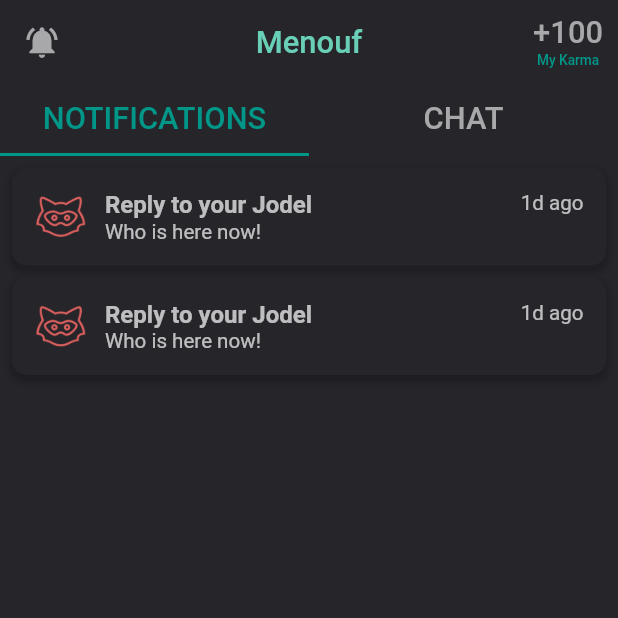
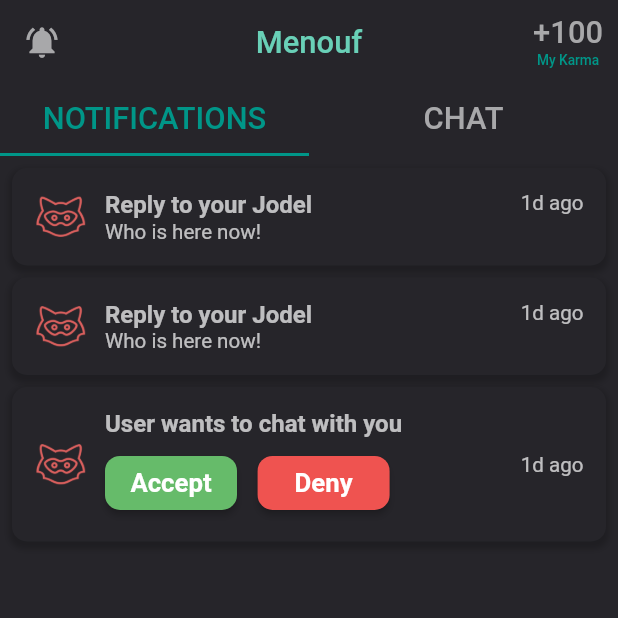
Before and after one commit to eslamsalah5/jodel_clone, a Flutter app: the InboxView screen opened directly, on a phone screen of 412 x 824 dp, the top half of it. Run offline on Flutter 3.47's test engine with Material 2 defaults, Android fonts, the phone set to English and light mode, and no system bars; our stand-ins replace bloc, dots_indicator, flutter_bloc, flutter_screenutil, fluttertoast, hexcolor and 1 more; accounts and stored records are empty.

Commit message:
chat request done

```diff
--- /dev/null
+++ b/lib/views/app_home_view/widgets/inbox_view/widgets/chat_request.dart
@@ -0,0 +1,112 @@
+import 'package:flutter/material.dart';
+import 'package:flutter_screenutil/flutter_screenutil.dart';
+import 'package:jodel_app/shared/styles/mode/cubit.dart';
+
+class ChatRequest extends StatelessWidget {
+  const ChatRequest({super.key});
+
+  @override
+  Widget build(BuildContext context) {
+    return Padding(
+      padding: const EdgeInsets.only(top: 8, left: 8, right: 8),
+      child: Container(
+        decoration: BoxDecoration(
+          color: ModeCubit.get(context).isDark
+              ? const Color(0xff26252A)
+              : Colors.white,
+          borderRadius: const BorderRadius.all(Radius.circular(10)),
+          boxShadow: [
+            BoxShadow(
+              color: ModeCubit.get(context).isDark
+                  ? Colors.black.withOpacity(0.2)
+                  : Colors.grey.withOpacity(0.4),
+              spreadRadius: 2,
+              blurRadius: 3,
+              offset: const Offset(0, 3), // changes position of shadow
+            ),
+          ],
+        ),
+        child: Padding(
+          padding: const EdgeInsets.all(15),
+          child: Row(
+            crossAxisAlignment: CrossAxisAlignment.center,
+            children: [
+              Image.asset(
+                'assets/images/pink-jodel.png',
+                width: 35,
+              ),
+              const SizedBox(
+                width: 12,
+              ),
+              Column(
+                crossAxisAlignment: CrossAxisAlignment.start,
+                children: [
+                  Text(
+                    'User wants to chat with you',
+                    style: TextStyle(
+                      color: ModeCubit.get(context).isDark
+                          ? Colors.white70
+                          : Colors.grey[600],
+                      fontSize: 14.sp,
+                      fontWeight: FontWeight.w600,
+                    ),
+                  ),
+                  SizedBox(
+                    height: 5.h,
+                  ),
+                  Row(
+                    children: [
+                      MaterialButton(
+                        onPressed: () {},
+                        color: Colors.green[400],
+                        shape: RoundedRectangleBorder(
+                          borderRadius: BorderRadius.circular(10),
+                        ),
+                        child: Text(
+                          'Accept',
+                          style: TextStyle(
+                            color: Colors.white,
+                            fontSize: 15.sp,
+                            fontWeight: FontWeight.w600,
+                          ),
+                        ),
+                      ),
+                      SizedBox(
+                        width: 12.w,
+                      ),
+                      MaterialButton(
+                        onPressed: () {},
+                        color: Colors.red[400],
+                        shape: RoundedRectangleBorder(
+                          borderRadius: BorderRadius.circular(10),
+                        ),
+                        child: Text(
+                          'Deny',
+                          style: TextStyle(
+                            color: Colors.white,
+                            fontSize: 15.sp,
+                            fontWeight: FontWeight.w600,
+                          ),
+                        ),
+                      )
+                    ],
+                  ),
+                ],
+              ),
+              const Spacer(),
+              Text(
+                '1d ago',
+                style: TextStyle(
+                  color: ModeCubit.get(context).isDark
+                      ? Colors.white70
+                      : Colors.grey[600],
+                  fontSize: 12.sp,
+                ),
+              ),
+            ],
+          ),
+        ),
+      ),
+    );
+  }
+}
--- a/lib/views/app_home_view/widgets/inbox_view/widgets/inbox_view_body.dart
+++ b/lib/views/app_home_view/widgets/inbox_view/widgets/inbox_view_body.dart
@@ -1,4 +1,5 @@
 import 'package:flutter/material.dart';
+import 'package:jodel_app/views/app_home_view/widgets/inbox_view/widgets/chat_request.dart';
 
 import 'custom_chat_container.dart';
 import 'custom_notification_container.dart';
@@ -66,6 +67,7 @@ class InboxViewBody extends StatelessWidget {
           children: [
             CustomNotificationContainer(),
             CustomNotificationContainer(),
+            ChatRequest(),
           ],
         ),
         Column(
```
Also changed, not shown: pubspec.lock.
